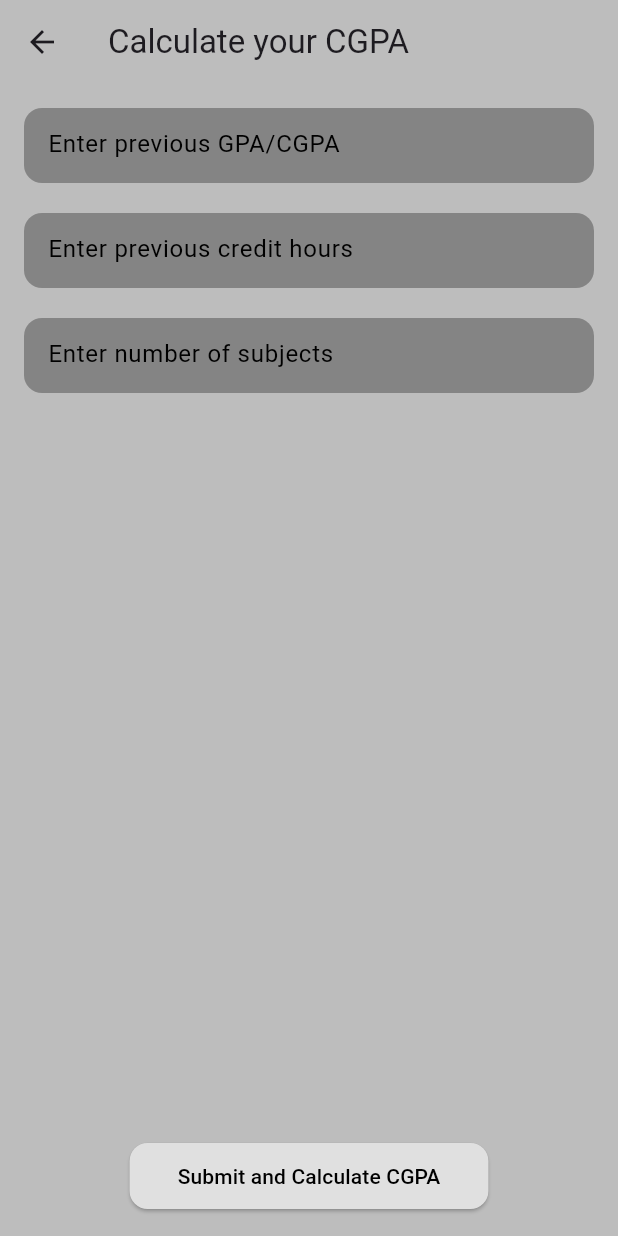
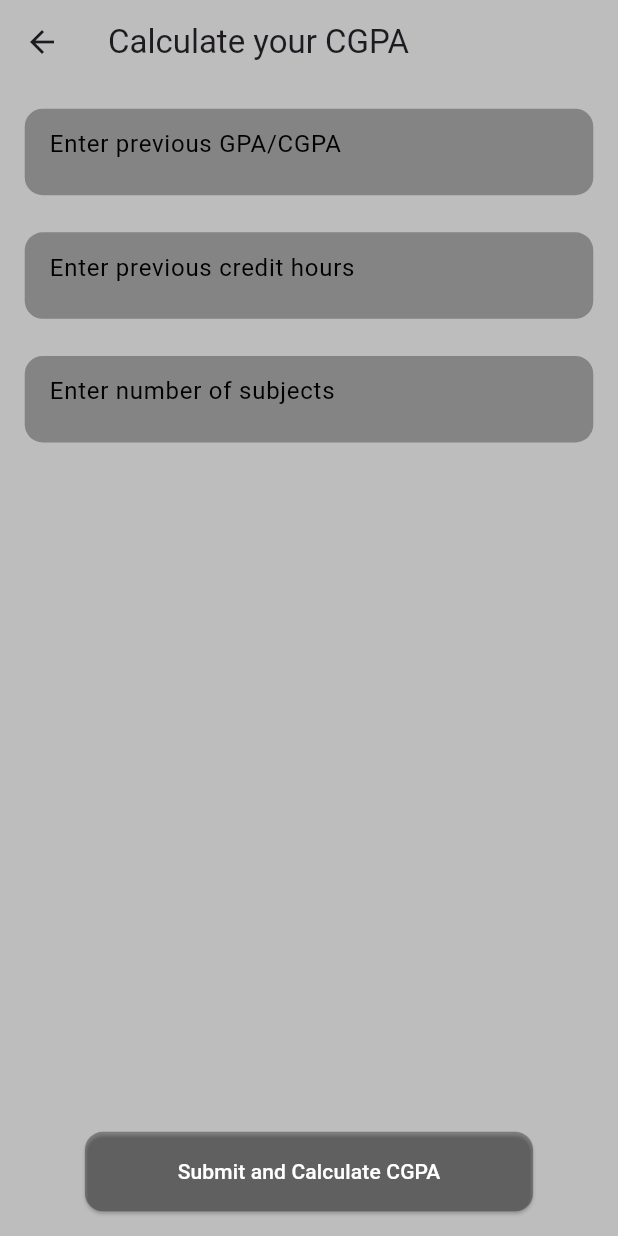
Before and after one commit to Farooqsarwar/gpa-cgpa-calculator, a Flutter app: the screen it shows after launch, after a tap on "Calculate CGPA", on a phone screen of 412 x 824 dp. Run offline on Flutter 3.47's test engine with Material 3 defaults, Android fonts, the phone set to English and light mode, and no system bars.

Commit message:
Updated CGPA calculator UI and separated classes

```diff
--- a/lib/cgpa.dart
+++ b/lib/cgpa.dart
@@ -1,12 +1,13 @@
-import 'package:flutter/cupertino.dart';
 import 'package:flutter/material.dart';
 
-class cgpa extends StatefulWidget {
-  const cgpa({super.key});
+class Cgpa extends StatefulWidget {
+  const Cgpa({super.key});
+
   @override
-  _cgpaState createState() => _cgpaState();
+  _CgpaState createState() => _CgpaState();
 }
-class _cgpaState extends State<cgpa> {
+
+class _CgpaState extends State<Cgpa> {
   int _numberOfSubjects = 0;
   final List<TextEditingController> _subjectControllers = [];
   final List<TextEditingController> _gradeControllers = [];
@@ -75,6 +76,9 @@ class _cgpaState extends State<cgpa> {
 
   @override
   Widget build(BuildContext context) {
+    double screenHeight = MediaQuery.of(context).size.height;
+    double screenWidth = MediaQuery.of(context).size.width;
+
     return Scaffold(
       appBar: AppBar(
         title: const Text('Calculate your CGPA'),
@@ -82,13 +86,13 @@ class _cgpaState extends State<cgpa> {
       ),
       backgroundColor: Colors.grey[400],
       body: Padding(
-        padding: const EdgeInsets.all(16.0),
+        padding: EdgeInsets.all(screenHeight * 0.02),
         child: Column(
           crossAxisAlignment: CrossAxisAlignment.start,
           children: [
             Container(
               width: double.infinity,
-              height: 50,
+              height: screenHeight * 0.07,
               decoration: BoxDecoration(
                 color: Colors.black.withOpacity(0.3),
                 borderRadius: BorderRadius.circular(12),
@@ -96,19 +100,19 @@ class _cgpaState extends State<cgpa> {
               child: TextField(
                 controller: _previousGpaController,
                 keyboardType: TextInputType.number,
-                style: const TextStyle(color: Colors.black),
-                decoration: const InputDecoration(
+                style: TextStyle(color: Colors.black),
+                decoration: InputDecoration(
                   labelText: 'Enter previous GPA/CGPA',
                   labelStyle: TextStyle(color: Colors.black),
                   border: InputBorder.none,
-                  contentPadding: EdgeInsets.symmetric(horizontal: 16),
+                  contentPadding: EdgeInsets.symmetric(horizontal: screenWidth * 0.04),
                 ),
               ),
             ),
-            const SizedBox(height: 20),
+            SizedBox(height: screenHeight * 0.03),
             Container(
               width: double.infinity,
-              height: 50,
+              height: screenHeight * 0.07,
               decoration: BoxDecoration(
                 color: Colors.black.withOpacity(0.3),
                 borderRadius: BorderRadius.circular(12),
@@ -116,31 +120,31 @@ class _cgpaState extends State<cgpa> {
               child: TextField(
                 controller: _previousCreditHoursController,
                 keyboardType: TextInputType.number,
-                style: const TextStyle(color: Colors.black),
-                decoration: const InputDecoration(
+                style: TextStyle(color: Colors.black),
+                decoration: InputDecoration(
                   labelText: 'Enter previous credit hours',
                   labelStyle: TextStyle(color: Colors.black),
                   border: InputBorder.none,
-                  contentPadding: EdgeInsets.symmetric(horizontal: 16),
+                  contentPadding: EdgeInsets.symmetric(horizontal: screenWidth * 0.04),
                 ),
               ),
             ),
-            const SizedBox(height: 20),
+            SizedBox(height: screenHeight * 0.03),
             Container(
               width: double.infinity,
-              height: 50,
+              height: screenHeight * 0.07,
               decoration: BoxDecoration(
                 color: Colors.black.withOpacity(0.3),
                 borderRadius: BorderRadius.circular(12),
               ),
               child: TextField(
                 keyboardType: TextInputType.number,
-                style: const TextStyle(color: Colors.black),
-                decoration: const InputDecoration(
+                style: TextStyle(color: Colors.black),
+                decoration: InputDecoration(
                   labelText: 'Enter number of subjects',
                   labelStyle: TextStyle(color: Colors.black),
                   border: InputBorder.none,
-                  contentPadding: EdgeInsets.symmetric(horizontal: 16),
+                  contentPadding: EdgeInsets.symmetric(horizontal: screenWidth * 0.04),
                 ),
                 onChanged: (value) {
                   setState(() {
@@ -150,13 +154,13 @@ class _cgpaState extends State<cgpa> {
                 },
               ),
             ),
-            const SizedBox(height: 20),
+            SizedBox(height: screenHeight * 0.03),
             Expanded(
               child: ListView.builder(
                 itemCount: _numberOfSubjects,
                 itemBuilder: (context, index) {
                   return Padding(
-                    padding: const EdgeInsets.symmetric(vertical: 8.0),
+                    padding: EdgeInsets.symmetric(vertical: screenHeight * 0.01),
                     child: Row(
                       children: [
                         Expanded(
@@ -167,17 +171,17 @@ class _cgpaState extends State<cgpa> {
                             ),
                             child: TextField(
                               controller: _subjectControllers[index],
-                              style: const TextStyle(color: Colors.black),
+                              style: TextStyle(color: Colors.black),
                               decoration: InputDecoration(
                                 hintText: 'Subject ${index + 1} Name',
-                                hintStyle: const TextStyle(color: Colors.black),
+                                hintStyle: TextStyle(color: Colors.black),
                                 border: InputBorder.none,
-                                contentPadding: const EdgeInsets.symmetric(horizontal: 16),
+                                contentPadding: EdgeInsets.symmetric(horizontal: screenWidth * 0.04),
                               ),
                             ),
                           ),
                         ),
-                        const SizedBox(width: 10),
+                        SizedBox(width: screenWidth * 0.02),
                         Expanded(
                           child: Container(
                             decoration: BoxDecoration(
@@ -186,18 +190,18 @@ class _cgpaState extends State<cgpa> {
                             ),
                             child: TextField(
                               controller: _gradeControllers[index],
-                              style: const TextStyle(color: Colors.black),
-                              decoration: const InputDecoration(
+                              style: TextStyle(color: Colors.black),
+                              decoration: InputDecoration(
                                 hintText: 'Grade',
                                 hintStyle: TextStyle(color: Colors.black),
                                 border: InputBorder.none,
-                                contentPadding: EdgeInsets.symmetric(horizontal: 16),
+                                contentPadding: EdgeInsets.symmetric(horizontal: screenWidth * 0.04),
                               ),
                               keyboardType: TextInputType.text,
                             ),
                           ),
                         ),
-                        const SizedBox(width: 10),
+                        SizedBox(width: screenWidth * 0.02),
                         Expanded(
                           child: Container(
                             decoration: BoxDecoration(
@@ -206,12 +210,12 @@ class _cgpaState extends State<cgpa> {
                             ),
                             child: TextField(
                               controller: _creditHourControllers[index],
-                              style: const TextStyle(color: Colors.black),
-                              decoration: const InputDecoration(
+                              style: TextStyle(color: Colors.black),
+                              decoration: InputDecoration(
                                 hintText: 'Cr Hours',
                                 hintStyle: TextStyle(color: Colors.black),
                                 border: InputBorder.none,
-                                contentPadding: EdgeInsets.symmetric(horizontal: 16),
+                                contentPadding: EdgeInsets.symmetric(horizontal: screenWidth * 0.04),
                               ),
                               keyboardType: TextInputType.number,
                             ),
@@ -223,7 +227,7 @@ class _cgpaState extends State<cgpa> {
                 },
               ),
             ),
-            const SizedBox(height: 20),
+            SizedBox(height: screenHeight * 0.03),
             Center(
               child: ElevatedButton(
                 onPressed: () {
@@ -232,28 +236,30 @@ class _cgpaState extends State<cgpa> {
                     context: context,
                     builder: (context) => AlertDialog(
                       backgroundColor: Colors.grey[400],
-                      title: const Text('CGPA Calculated', style: TextStyle(color: Colors.black)),
-                      content: Text('Your CGPA is: ${_cgpa.toStringAsFixed(2)}', style: const TextStyle(color: Colors.black)),
+                      title: Text('CGPA Calculated', style: TextStyle(color: Colors.black)),
+                      content: Text('Your CGPA is: ${_cgpa.toStringAsFixed(2)}', style: TextStyle(color: Colors.black)),
                       actions: [
                         TextButton(
                           onPressed: () {
                             Navigator.of(context).pop();
                           },
-                          child: const Text('OK', style: TextStyle(color: Colors.black)),
+                          child: Text('OK', style: TextStyle(color: Colors.black)),
                         ),
                       ],
                     ),
                   );
                 },
                 style: ElevatedButton.styleFrom(
-                  foregroundColor: Colors.black,
-                  backgroundColor: Colors.grey[300],
-                  padding: const EdgeInsets.symmetric(horizontal: 32, vertical: 12),
+                  backgroundColor: Colors.black.withOpacity(0.3),
+                  padding: EdgeInsets.symmetric(
+                    horizontal: screenWidth * 0.15,
+                    vertical: screenHeight * 0.02,
+                  ),
                   shape: RoundedRectangleBorder(
                     borderRadius: BorderRadius.circular(12.0),
                   ),
                 ),
-                child: const Text('Submit and Calculate CGPA'),
+                child: Text('Submit and Calculate CGPA', style: TextStyle(color: Colors.white)),
               ),
             ),
           ],
@@ -261,6 +267,7 @@ class _cgpaState extends State<cgpa> {
       ),
     );
   }
+
   @override
   void dispose() {
     for (var controller in _subjectControllers) {
--- a/lib/main.dart
+++ b/lib/main.dart
@@ -13,7 +13,7 @@ class MyApp extends StatelessWidget {
   Widget build(BuildContext context) {
     return const MaterialApp(
       debugShowCheckedModeBanner: false,
-      home: option(),
+      home: Option(),
     );
   }
 }
--- a/lib/option.dart
+++ b/lib/option.dart
@@ -1,24 +1,35 @@
-import 'package:flutter/cupertino.dart';
 import 'package:flutter/material.dart';
 import 'package:gpacalculator/gpa.dart';
-import 'cgpa.dart';
-class option extends StatelessWidget {
-  const option({super.key});
+import 'package:gpacalculator/cgpa.dart';
+
+class Option extends StatelessWidget {
+  const Option({super.key});
+
   @override
   Widget build(BuildContext context) {
+    double screenHeight = MediaQuery.of(context).size.height;
+    double screenWidth = MediaQuery.of(context).size.width;
+
     return Scaffold(
       appBar: AppBar(
         backgroundColor: Colors.grey[400],
       ),
       backgroundColor: Colors.grey[400],
       body: Padding(
-        padding: const EdgeInsets.all(16.0),
+        padding: EdgeInsets.all(screenHeight * 0.02),
         child: Column(
           crossAxisAlignment: CrossAxisAlignment.center,
           children: [
-            SizedBox(height: 100,),
-            Text('Select Calculation',style: TextStyle(color: Colors.black,fontSize: 20,fontWeight: FontWeight.bold),),
-            SizedBox(height: 30,),
+            SizedBox(height: screenHeight * 0.1),
+            Text(
+              'Select Calculation',
+              style: TextStyle(
+                color: Colors.black,
+                fontSize: screenHeight * 0.025,
+                fontWeight: FontWeight.bold,
+              ),
+            ),
+            SizedBox(height: screenHeight * 0.05),
             Row(
               mainAxisAlignment: MainAxisAlignment.spaceEvenly,
               children: [
@@ -31,29 +42,41 @@ class option extends StatelessWidget {
                   },
                   style: ElevatedButton.styleFrom(
                     backgroundColor: Colors.white54,
-                    padding: const EdgeInsets.symmetric(horizontal: 32, vertical: 12),
+                    padding: EdgeInsets.symmetric(
+                      horizontal: screenWidth * 0.1,
+                      vertical: screenHeight * 0.02,
+                    ),
                     shape: RoundedRectangleBorder(
                       borderRadius: BorderRadius.circular(12.0),
                     ),
                   ),
-                  child: const Text('Calculate GPA',style: TextStyle(color: Colors.black),),
+                  child: Text(
+                    'Calculate GPA',
+                    style: TextStyle(color: Colors.black),
+                  ),
                 ),
                 const SizedBox(height: 20),
                 ElevatedButton(
                   onPressed: () {
                     Navigator.push(
                       context,
-                      MaterialPageRoute(builder: (context) => const cgpa()),
+                      MaterialPageRoute(builder: (context) => const Cgpa()),
                     );
                   },
                   style: ElevatedButton.styleFrom(
                     backgroundColor: Colors.white54,
-                    padding: const EdgeInsets.symmetric(horizontal: 32, vertical: 12),
+                    padding: EdgeInsets.symmetric(
+                      horizontal: screenWidth * 0.1,
+                      vertical: screenHeight * 0.02,
+                    ),
                     shape: RoundedRectangleBorder(
                       borderRadius: BorderRadius.circular(12.0),
                     ),
                   ),
-                  child: const Text('Calculate CGPA',style: TextStyle(color: Colors.black),),
+                  child: Text(
+                    'Calculate CGPA',
+                    style: TextStyle(color: Colors.black),
+                  ),
                 ),
               ],
             ),
```
Also changed, not shown: lib/gpa.dart (+26 -33 lines).
